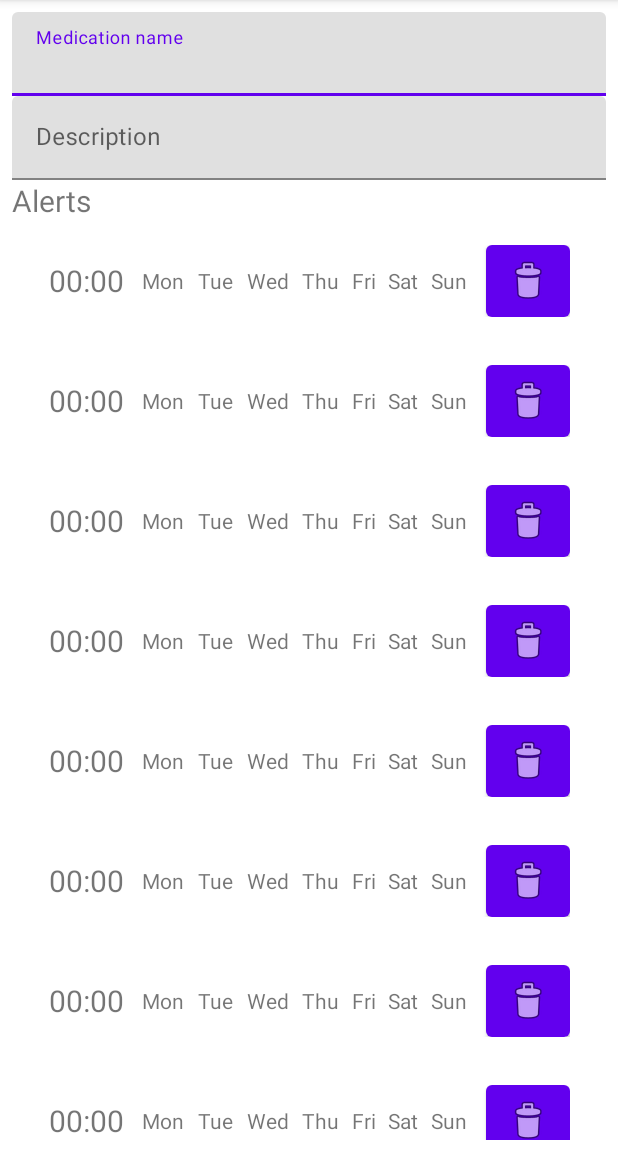
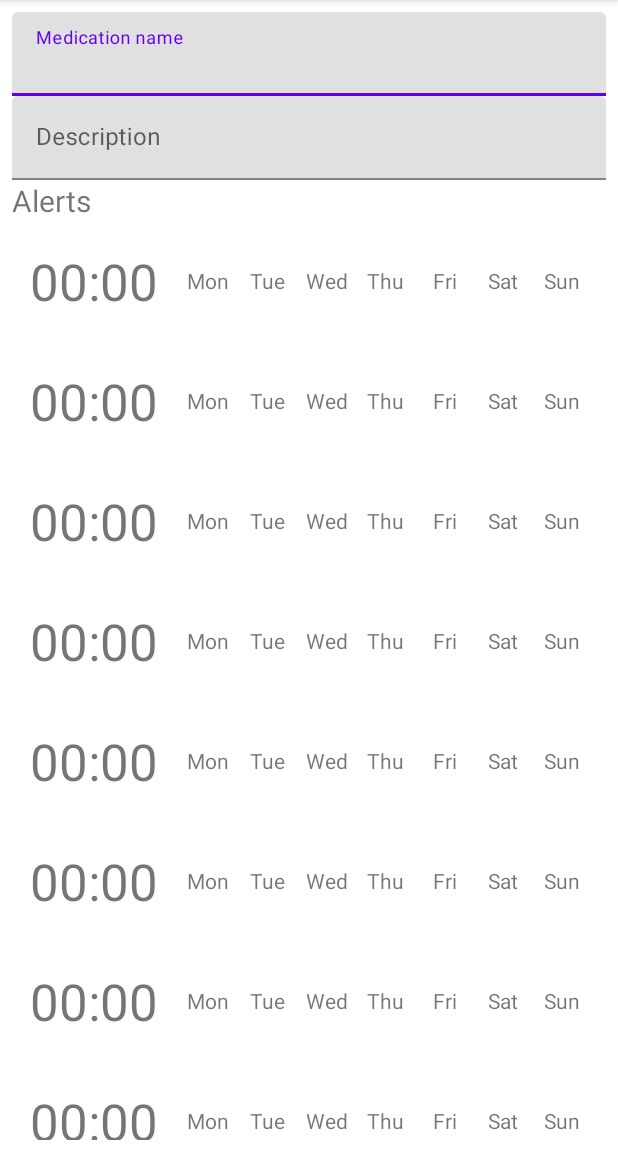
Before and after one commit to eco3/Medify, an Android app: the screen it shows after launch (MedicationEditActivity), after a tap on "TODO", on a phone screen of 412 x 824 dp, the part 84-1236 px from its top. Run offline under Robolectric (Android 15) with nearby library versions, the phone set to English and light mode, and no system bars; our stand-ins replace Room's generated code.

Commit message:
removed button from alerts some layouting

```diff
--- /dev/null
+++ b/app/src/main/res/drawable/circle_textview_drawable.xml
@@ -0,0 +1,5 @@
+<?xml version="1.0" encoding="utf-8"?>
+<shape xmlns:android="http://schemas.android.com/apk/res/android" android:shape="oval" >
+    <corners android:radius="1dip" />
+    <solid android:color="#fff" />
+</shape>
--- /dev/null
+++ b/app/src/main/res/drawable/spacing.xml
@@ -0,0 +1,4 @@
+<?xml version="1.0" encoding="utf-8"?>
+<shape xmlns:android="http://schemas.android.com/apk/res/android">
+    <size android:height="0dp" android:width="4dp"/>
+</shape>
--- a/app/src/main/res/layout/alerttime_item.xml
+++ b/app/src/main/res/layout/alerttime_item.xml
@@ -18,85 +18,96 @@
             android:layout_height="wrap_content"
             android:layout_centerVertical="true"
             android:text="00:00"
-            android:textSize="20sp" />
+            android:textSize="34sp" />
 
         <LinearLayout
             android:id="@+id/weekday_labels"
-            android:layout_width="225dp"
+            android:layout_width="wrap_content"
             android:layout_height="wrap_content"
             android:layout_centerVertical="true"
-            android:layout_marginStart="8dp"
+            android:layout_marginStart="16dp"
             android:layout_toEndOf="@id/alerttimeLabel"
-            android:orientation="horizontal">
+            android:divider="@drawable/spacing"
+            android:orientation="horizontal"
+            android:showDividers="middle">
 
             <TextView
                 android:id="@+id/monday_label"
-                android:layout_width="wrap_content"
-                android:layout_height="match_parent"
-                android:layout_weight="1"
+                android:layout_width="@dimen/weekday_dimension"
+                android:layout_height="@dimen/weekday_dimension"
+                android:background="@drawable/circle_textview_drawable"
+                android:backgroundTint="@color/weekday_inactive"
+                android:gravity="center"
                 android:text="@string/weekday_monday"
-                android:textAlignment="center" />
+                android:textAlignment="gravity"
+                android:textSize="@dimen/weekday_textsize" />
 
             <TextView
                 android:id="@+id/tuesday_label"
-                android:layout_width="wrap_content"
-                android:layout_height="match_parent"
-                android:layout_weight="1"
+                android:layout_width="@dimen/weekday_dimension"
+                android:layout_height="@dimen/weekday_dimension"
+                android:background="@drawable/circle_textview_drawable"
+                android:backgroundTint="@color/weekday_inactive"
+                android:gravity="center"
                 android:text="@string/weekday_tuesday"
-                android:textAlignment="center" />
+                android:textAlignment="gravity"
+                android:textSize="@dimen/weekday_textsize" />
 
             <TextView
                 android:id="@+id/wednesday_label"
-                android:layout_width="wrap_content"
-                android:layout_height="match_parent"
-                android:layout_weight="1"
+                android:layout_width="@dimen/weekday_dimension"
+                android:layout_height="@dimen/weekday_dimension"
+                android:background="@drawable/circle_textview_drawable"
+                android:backgroundTint="@color/weekday_inactive"
+                android:gravity="center"
                 android:text="@string/weekday_wednesday"
-                android:textAlignment="center" />
+                android:textAlignment="gravity"
+                android:textSize="@dimen/weekday_textsize" />
 
             <TextView
                 android:id="@+id/thursday_label"
-                android:layout_width="wrap_content"
-                android:layout_height="match_parent"
-                android:layout_weight="1"
+                android:layout_width="@dimen/weekday_dimension"
+                android:layout_height="@dimen/weekday_dimension"
+                android:background="@drawable/circle_textview_drawable"
+                android:backgroundTint="@color/weekday_inactive"
+                android:gravity="center"
                 android:text="@string/weekday_thursday"
-                android:textAlignment="center" />
+                android:textAlignment="gravity"
+                android:textSize="@dimen/weekday_textsize" />
 
             <TextView
                 android:id="@+id/friday_label"
-                android:layout_width="wrap_content"
-                android:layout_height="match_parent"
-                android:layout_weight="1"
+                android:layout_width="@dimen/weekday_dimension"
+                android:layout_height="@dimen/weekday_dimension"
+                android:background="@drawable/circle_textview_drawable"
+                android:backgroundTint="@color/weekday_inactive"
+                android:gravity="center"
                 android:text="@string/weekday_friday"
-                android:textAlignment="center" />
+                android:textAlignment="gravity"
+                android:textSize="@dimen/weekday_textsize" />
 
             <TextView
                 android:id="@+id/saturday_label"
-                android:layout_width="wrap_content"
-                android:layout_height="match_parent"
-                android:layout_weight="1"
+                android:layout_width="@dimen/weekday_dimension"
+                android:layout_height="@dimen/weekday_dimension"
+                android:background="@drawable/circle_textview_drawable"
+                android:backgroundTint="@color/weekday_inactive"
+                android:gravity="center"
                 android:text="@string/weekday_saturday"
-                android:textAlignment="center" />
+                android:textAlignment="gravity"
+                android:textSize="@dimen/weekday_textsize" />
 
             <TextView
                 android:id="@+id/sunday_label"
-                android:layout_width="wrap_content"
-                android:layout_height="match_parent"
-                android:layout_weight="1"
+                android:layout_width="@dimen/weekday_dimension"
+                android:layout_height="@dimen/weekday_dimension"
+                android:background="@drawable/circle_textview_drawable"
+                android:backgroundTint="@color/weekday_inactive"
+                android:gravity="center"
                 android:text="@string/weekday_sunday"
-                android:textAlignment="center" />
+                android:textAlignment="gravity"
+                android:textSize="@dimen/weekday_textsize" />
         </LinearLayout>
-
-        <Button
-            android:id="@+id/delete_alert_button"
-            style="@style/ToggleButtonWithIconOnly"
-            android:layout_width="wrap_content"
-            android:layout_height="wrap_content"
-            android:layout_centerVertical="true"
-            android:layout_marginStart="8dp"
-            android:layout_toEndOf="@id/weekday_labels"
-            app:icon="@android:drawable/ic_menu_delete"
-            app:iconTintMode="multiply"
-            tools:ignore="SpeakableTextPresentCheck" />
 
     </RelativeLayout>
 
--- a/app/src/main/res/values/colors.xml
+++ b/app/src/main/res/values/colors.xml
@@ -7,4 +7,7 @@
     <color name="teal_700">#FF018786</color>
     <color name="black">#FF000000</color>
     <color name="white">#FFFFFFFF</color>
+
+    <color name="weekday_active">#F44336</color>
+    <color name="weekday_inactive">#00000000</color>
 </resources>
--- a/app/src/main/res/values/dimens.xml
+++ b/app/src/main/res/values/dimens.xml
@@ -2,4 +2,7 @@
 <resources>
     <dimen name="fab_margin">16dp</dimen>
     <dimen name="spacer">2</dimen>
+
+    <dimen name="weekday_textsize">14sp</dimen>
+    <dimen name="weekday_dimension">35dp</dimen>
 </resources>
```
